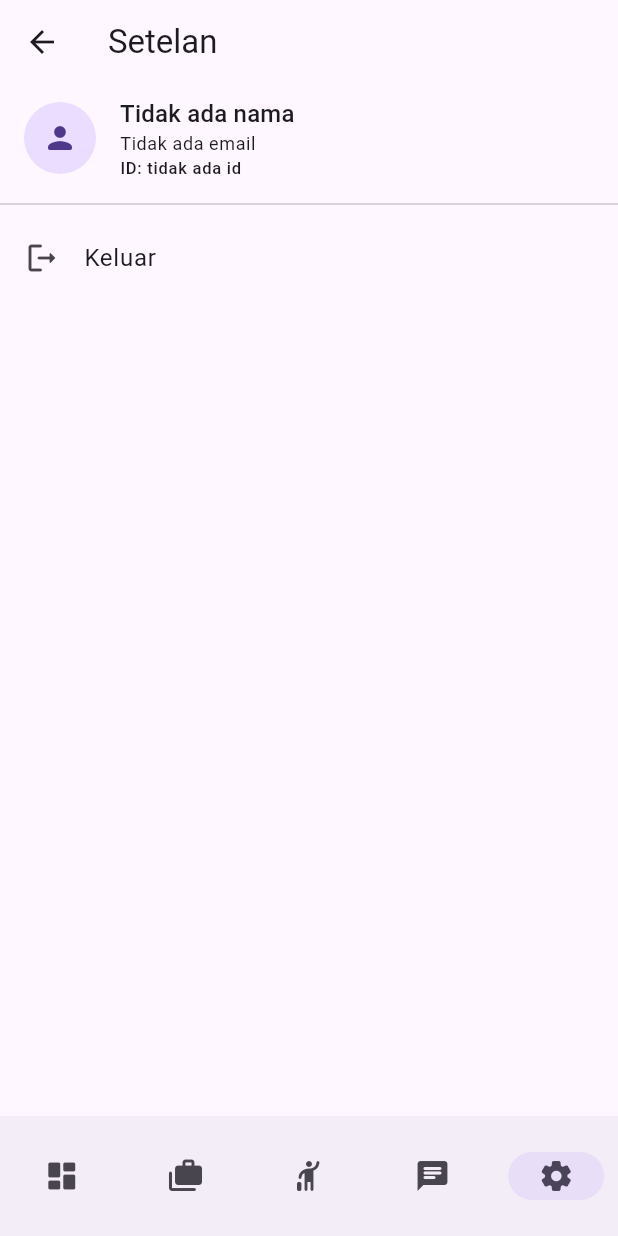
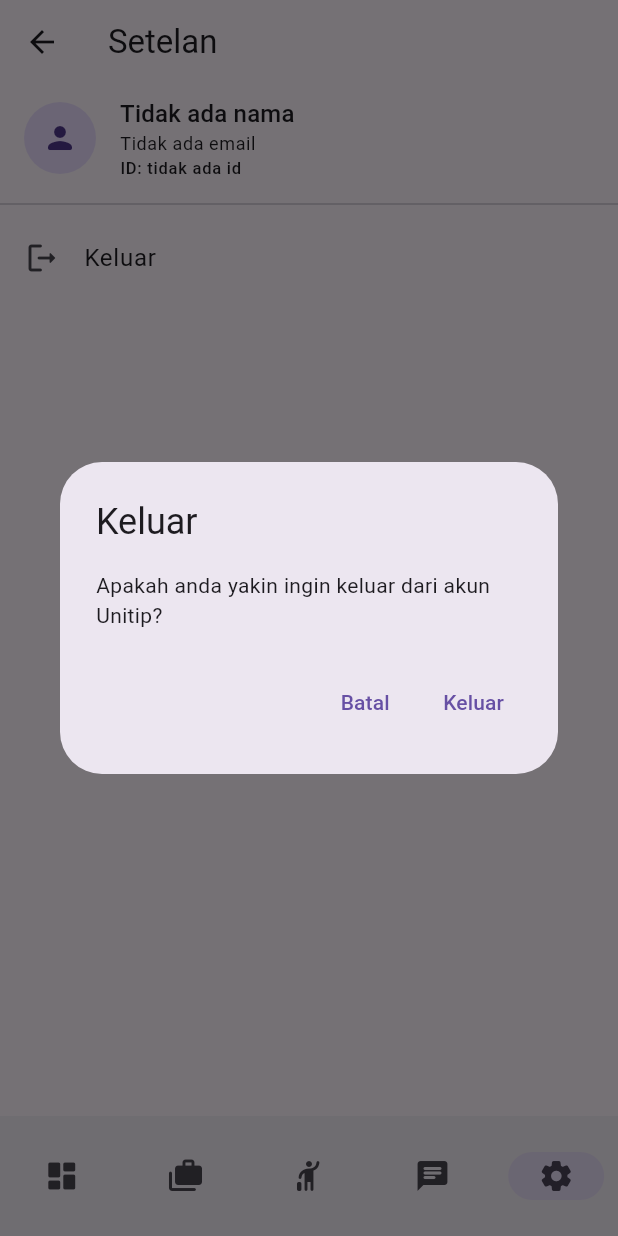
Before and after one commit to unitip/mobile, a Flutter app: the SettingScreen screen opened by its route, after a tap on "Keluar", on a phone screen of 412 x 824 dp. Run offline on Flutter 3.47's test engine with Material 3 defaults, Android fonts, the phone set to English and light mode, and no system bars; our stand-ins replace auto_route, dartz, flutter_dotenv, flutter_hooks, freezed_annotation, hooks_riverpod and 2 more; accounts and stored records are empty; generated files the repository leaves out were written again.

Commit message:
feat(setting): logout

```diff
--- a/lib/features/setting/presentation/list_options.dart
+++ b/lib/features/setting/presentation/list_options.dart
@@ -1,5 +1,8 @@
+import 'package:auto_route/auto_route.dart';
 import 'package:flutter/material.dart';
 import 'package:hooks_riverpod/hooks_riverpod.dart';
+import 'package:unitip/routing/router.gr.dart';
+import 'package:unitip/shared/providers/authentication.dart';
 
 class ListOptions extends ConsumerWidget {
   const ListOptions({super.key});
@@ -12,7 +15,32 @@ class ListOptions extends ConsumerWidget {
         ListTile(
           title: Text('Keluar'),
           leading: Icon(Icons.logout_rounded),
-          onTap: () => {},
+          onTap: () => showDialog(
+            context: context,
+            builder: (context) => AlertDialog(
+              title: Text('Keluar'),
+              content: Text(
+                'Apakah anda yakin ingin keluar dari akun Unitip?',
+              ),
+              actions: [
+                TextButton(
+                  onPressed: () => Navigator.pop(context),
+                  child: Text('Batal'),
+                ),
+                TextButton(
+                  onPressed: () => ref
+                      .read(authenticationProvider.notifier)
+                      .logout()
+                      .then((_) {
+                    if (context.mounted) {
+                      context.router.popAndPush(HomeRoute());
+                    }
+                  }),
+                  child: Text('Keluar'),
+                ),
+              ],
+            ),
+          ),
         ),
       ],
     );
```
Also changed, not shown: lib/shared/providers/authentication.dart (+6 -1 lines), lib/shared/providers/authentication.g.dart.
